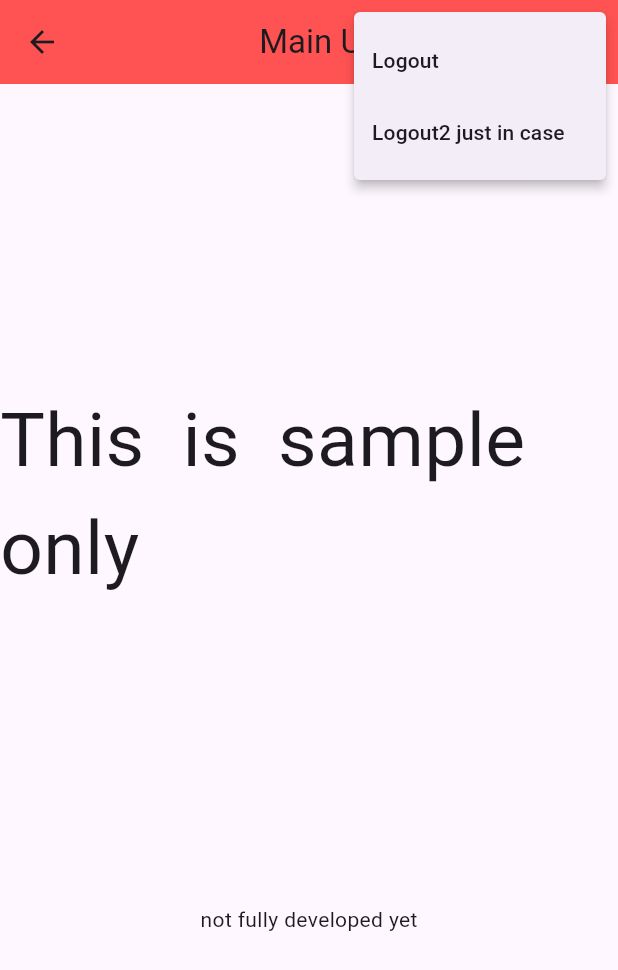
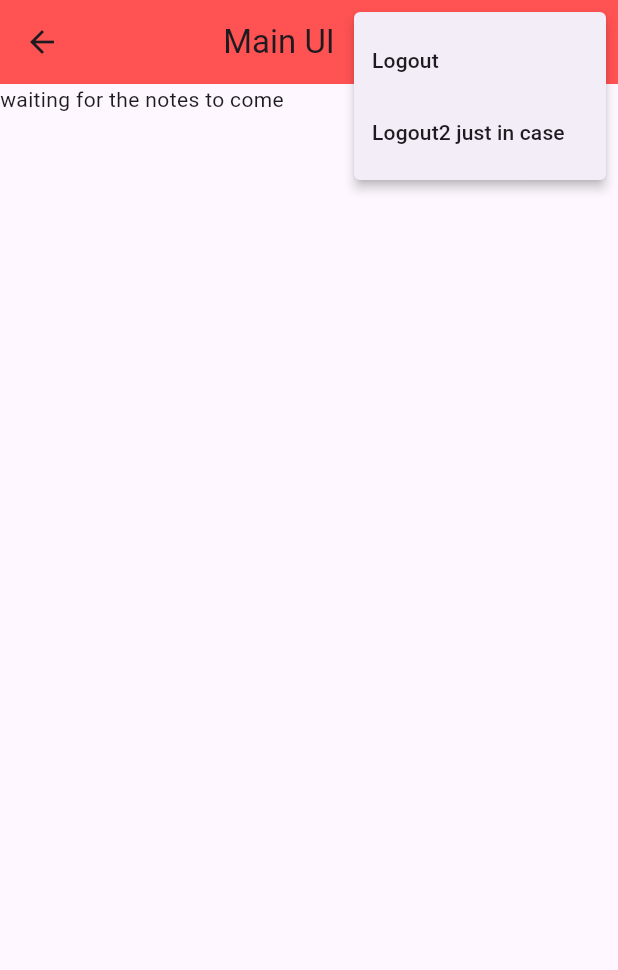
Before and after one commit to pawanchahal95/project1, a Flutter app: the NotesView screen opened by its route, after a tap on the "more vert" icon, on a phone screen of 412 x 824 dp. Shown: the top 970 px of the screen. Run offline on Flutter 3.47's test engine with Material 3 defaults, Android fonts, the phone set to English and light mode, and no system bars; our stand-ins replace firebase_auth, firebase_core, sqflite; accounts and stored records are empty; network calls fail.

Commit message:
11 november  commit 7

```diff
--- a/lib/constants/routes.dart
+++ b/lib/constants/routes.dart
@@ -2,3 +2,4 @@ const loginRoute='/login/';
 const registerRoute='/register/';
 const notesRoute='/routes/';
 const verifyEmailRoute='/verify-email/';
+const newNoteRoute='/notes/new-note';
--- a/lib/services/auth/auth_service.dart
+++ b/lib/services/auth/auth_service.dart
@@ -4,12 +4,9 @@ import 'package:proj2/services/auth/firebase_auth_provider.dart';
 
 class AuthService implements AuthProvider {
   final AuthProvider provider;
-
   const AuthService(this.provider);
-
   //this line of code linked everything together
   factory AuthService.firebase() => AuthService(FirebaseAuthProvider());
-
   @override
   Future<AuthUser> createUser({
     required String email,
--- a/lib/services/auth/auth_user.dart
+++ b/lib/services/auth/auth_user.dart
@@ -1,8 +1,18 @@
 import 'package:firebase_auth/firebase_auth.dart' show User;
 import 'package:flutter/foundation.dart';
+
 @immutable
 class AuthUser {
+  final String? email;
   final bool isEmailVerified;
-  const AuthUser({required this.isEmailVerified});
-  factory AuthUser.fromFirebase(User user) => AuthUser(isEmailVerified:user.emailVerified);
+
+  const AuthUser({
+    required this.email,
+    required this.isEmailVerified,
+  });
+
+  factory AuthUser.fromFirebase(User user) => AuthUser(
+        email: user.email,
+        isEmailVerified: user.emailVerified,
+      );
 }
--- a/lib/services/crud/notes_service.dart
+++ b/lib/services/crud/notes_service.dart
@@ -1,39 +1,73 @@
+import 'dart:async';
 import 'package:sqflite/sqflite.dart';
 import 'package:path/path.dart' show join;
 import 'package:path_provider/path_provider.dart';
 import 'package:flutter/foundation.dart';
 import 'package:proj2/services/crud/crud_exceptions.dart';
 
+class NotesService {
+  Database? _db;
+  List<DatabaseNotes> _notes = [];
 
+  static final NotesService _shared=NotesService._sharedInstance();
+  NotesService._sharedInstance();
+  factory NotesService()=>_shared;
 
-class NotesService {
+  final _notesStreamController =
+      StreamController<List<DatabaseNotes>>.broadcast();
 
-  Database? _db;
+  Stream<List<DatabaseNotes>> get allNotes => _notesStreamController.stream;
 
-  Future<DatabaseNotes> updateNote({
-    required DatabaseNotes note,
-    required String text})
-  async {
-    final db=_getDatabaseOrThrow();
-    await getNote(id: note.id);
-   final updatesCount= await db.update(noteTable,{
-    textColumn: text,
-    isSyncedWithCloudColumn: 0,});
-   if(updatesCount==0){
-     throw CouldNotUpdateNote();
-   }
-   else{
-     return await getNote(id:note.id);
-   }
+  Future<DatabaseUser> getOrCreateUser({required String email}) async {
+    try {
+      final user = await getUser(email: email);
+      return user;
+    } on CouldNotFindUser {
+      final createdUser = await createUser(email: email);
+      return createdUser;
+    } catch (e) {
+      rethrow;
+    }
   }
 
-  Future<Iterable<DatabaseNotes>> getAllNotes({required int id}) async {
+  Future<void> _cacheNotes() async {
+    final allNotes = await getAllNotes();
+    _notes = allNotes.toList();
+    _notesStreamController.add(_notes);
+  }
+
+  Future<DatabaseNotes> updateNote(
+      {required DatabaseNotes note, required String text}) async {
+    await _ensureDbIsOpen();
+
+    final db = _getDatabaseOrThrow();
+    await getNote(id: note.id);
+    final updatesCount = await db.update(noteTable, {
+      textColumn: text,
+      isSyncedWithCloudColumn: 0,
+    });
+    if (updatesCount == 0) {
+      throw CouldNotUpdateNote();
+    } else {
+      final updatedNode = await getNote(id: note.id);
+      _notes.removeWhere((note) => note.id == updatedNode.id);
+      _notes.add(updatedNode);
+      _notesStreamController.add(_notes);
+      return updatedNode;
+    }
+  }
+
+//to be understood in detail
+  Future<Iterable<DatabaseNotes>> getAllNotes() async {
+    await _ensureDbIsOpen();
     final db = _getDatabaseOrThrow();
     final notes = await db.query(noteTable);
     return notes.map((noteRow) => DatabaseNotes.fromRow(noteRow));
   }
 
   Future<DatabaseNotes> getNote({required int id}) async {
+    await _ensureDbIsOpen();
+
     final db = _getDatabaseOrThrow();
     final notes = await db.query(
       noteTable,
@@ -44,16 +78,25 @@ class NotesService {
     if (notes.isEmpty) {
       throw CouldNotFindNote();
     } else {
-      return DatabaseNotes.fromRow(notes.first);
+      final note = DatabaseNotes.fromRow(notes.first);
+      _notes.removeWhere((note) => note.id == id);
+      _notes.add(note);
+      _notesStreamController.add(_notes);
+      return note;
     }
   }
 
   Future<int> deleteAllNotes() async {
+    await _ensureDbIsOpen();
     final db = _getDatabaseOrThrow();
-    return await db.delete(noteTable);
+    final numberOfDeletion = await db.delete(noteTable);
+    _notes = [];
+    _notesStreamController.add(_notes);
+    return numberOfDeletion;
   }
 
   Future<void> deleteNote({required int id}) async {
+    await _ensureDbIsOpen();
     final db = _getDatabaseOrThrow();
     final deleteCount = await db.delete(
       noteTable,
@@ -62,10 +105,14 @@ class NotesService {
     );
     if (deleteCount == 0) {
       throw CouldNotDeleteNotes();
+    } else {
+      _notes.removeWhere((note) => note.id == id);
+      _notesStreamController.add(_notes);
     }
   }
 
   Future<DatabaseNotes> createNote({required DatabaseUser owner}) async {
+    await _ensureDbIsOpen();
     final db = _getDatabaseOrThrow();
     //make sure that the user exists in the database
     // using the object of the databaseUser we check the getUser to fetch the user if the user matches we proceed else not
@@ -85,10 +132,13 @@ class NotesService {
       text: text,
       isSyncedWithCloud: true,
     );
+    _notes.add(note);
+    _notesStreamController.add(_notes);
     return note;
   }
 
   Future<DatabaseUser> getUser({required String email}) async {
+    await _ensureDbIsOpen();
     final db = _getDatabaseOrThrow();
     final results = await db.query(
       userTable,
@@ -104,6 +154,7 @@ class NotesService {
   }
 
   Future<DatabaseUser> createUser({required String email}) async {
+    await _ensureDbIsOpen();
     final db = _getDatabaseOrThrow();
     final results = await db.query(
       userTable,
@@ -124,6 +175,7 @@ class NotesService {
   }
 
   Future<void> deleteUSer({required String email}) async {
+    await _ensureDbIsOpen();
     final db = _getDatabaseOrThrow();
     final deletedCount = await db.delete(
       userTable,
@@ -154,6 +206,12 @@ class NotesService {
     }
   }
 
+  Future<void> _ensureDbIsOpen() async {
+    try {
+      await open();
+    } on DatabaseAlreadyOpenException {}
+  }
+
   Future<void> open() async {
     if (_db != null) {
       throw DatabaseAlreadyOpenException();
@@ -167,6 +225,7 @@ class NotesService {
       await db.execute(createUserTable);
       //create notes table
       await db.execute(createNodeTable);
+      await _cacheNotes();
     } on MissingPlatformDirectoryException {
       throw UnableToGetDocumentDirectory();
     }
--- a/lib/view/notesView.dart
+++ b/lib/view/notes/notesView.dart
@@ -2,6 +2,7 @@ import 'package:flutter/material.dart';
 import 'package:proj2/constants/routes.dart';
 import 'package:proj2/enums/menu_actions.dart';
 import 'package:proj2/services/auth/auth_service.dart';
+import 'package:proj2/services/crud/notes_service.dart';
 
 class NotesView extends StatefulWidget {
   const NotesView({super.key});
@@ -11,6 +12,22 @@ class NotesView extends StatefulWidget {
 }
 
 class _NotesViewState extends State<NotesView> {
+  late final NotesService _notesService;
+
+  String get userEmail => AuthService.firebase().currentUser!.email!;
+
+  @override
+  void initState() {
+    _notesService = NotesService();
+    super.initState();
+  }
+
+  @override
+  void dispose() {
+    _notesService.close();
+    super.dispose();
+  }
+
   @override
   Widget build(BuildContext context) {
     return Scaffold(
@@ -19,10 +36,15 @@ class _NotesViewState extends State<NotesView> {
         title: const Center(
           child: Padding(
             padding: EdgeInsets.all(8.0),
-            child: Text('Main UI'),
+            child: Center(child: Text('Main UI')),
           ),
         ),
         actions: [
+          IconButton(
+              onPressed: () {
+                Navigator.of(context).pushNamed(newNoteRoute);
+              },
+              icon: const Icon(Icons.add)),
           PopupMenuButton<MenuAction>(onSelected: (value) async {
             switch (value) {
               case MenuAction.logout:
@@ -48,15 +70,27 @@ class _NotesViewState extends State<NotesView> {
           })
         ],
       ),
-      body: const Column(
-        mainAxisAlignment: MainAxisAlignment.spaceEvenly,
-        children: [
-          Text(
-            'This  is  sample only',
-            style: TextStyle(fontSize: 50),
-          ),
-          Text('not fully developed yet'),
-        ],
+      body: FutureBuilder(
+        future: _notesService.getOrCreateUser(email: userEmail),
+        builder: (context, snapshot) {
+          switch (snapshot.connectionState) {
+            case ConnectionState.done:
+              return StreamBuilder(
+                stream: _notesService.allNotes,
+                builder: (context, snapshot) {
+                  switch (snapshot.connectionState) {
+                    case ConnectionState.waiting:
+                    case ConnectionState.active:
+                      return const Text("waiting for the notes to come");
+                    default:
+                      return const CircularProgressIndicator();
+                  }
+                },
+              );
+            default:
+              return const CircularProgressIndicator();
+          }
+        },
       ),
     );
   }
```
Also changed, not shown: lib/main.dart (+9 -4 lines), lib/view/loginView.dart (+9 -9 lines), lib/view/notes/new_notes_view.dart (added, +105 -0 lines), lib/view/personalpoint/loginPage.dart (added, +432 -0 lines), assets/images/face.png (added), assets/images/facebook.png (added), assets/images/google.png (added), lib/temporaryfiles/notes.dart (added), 1 other file.
